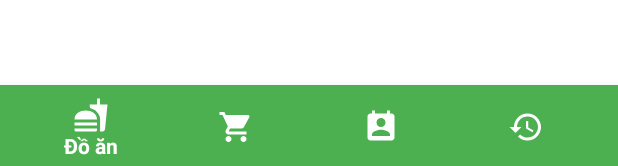
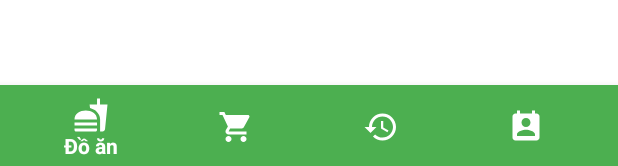
Before and after one commit to OtisDT/FoodOrderBasic_Java, an Android app: the layout activity_main.xml on its own in the app's theme, with its tools: preview values and no code run, on a phone screen of 412 x 824 dp. Shown: the part 1067-1233 px from the top of the screen. Run offline under Robolectric (Android 15) with nearby library versions, the phone set to English and light mode, and no system bars.

Commit message:
nav_bottom_change

```diff
--- a/FoodOrder/app/src/main/java/com/example/foodorder/adapter/MainViewPagerAdapter.java
+++ b/FoodOrder/app/src/main/java/com/example/foodorder/adapter/MainViewPagerAdapter.java
@@ -27,10 +27,10 @@ public class MainViewPagerAdapter extends FragmentStateAdapter {
                 return new CartFragment();
 
             case 2:
-                return new ContactFragment();
+                return new OrderFragment();
 
             case 3:
-                return new OrderFragment();
+                return new ContactFragment();
 
             default:
                 return new HomeFragment();
--- a/FoodOrder/app/src/main/res/menu/menu_bottom_navigation.xml
+++ b/FoodOrder/app/src/main/res/menu/menu_bottom_navigation.xml
@@ -11,19 +11,15 @@
         android:icon="@drawable/ic_nav_cart"
         android:title="@string/cart" />
 
-<!--    <item
-        android:id="@+id/nav_feedback"
-        android:icon="@drawable/ic_nav_feedback"
-        android:title="@string/feedback" />-->
+    <item
+        android:id="@+id/nav_order"
+        android:icon="@drawable/ic_nav_order"
+        android:title="@string/order" />
 
     <item
         android:id="@+id/nav_contact"
         android:icon="@drawable/ic_nav_contact"
         android:title="@string/contact" />
 
-    <item
-        android:id="@+id/nav_order"
-        android:icon="@drawable/ic_nav_order"
-        android:title="@string/order" />
 
 </menu>
```
Also changed, not shown: FoodOrder/app/src/main/java/com/example/foodorder/activity/MainActivity.java (+4 -6 lines).
